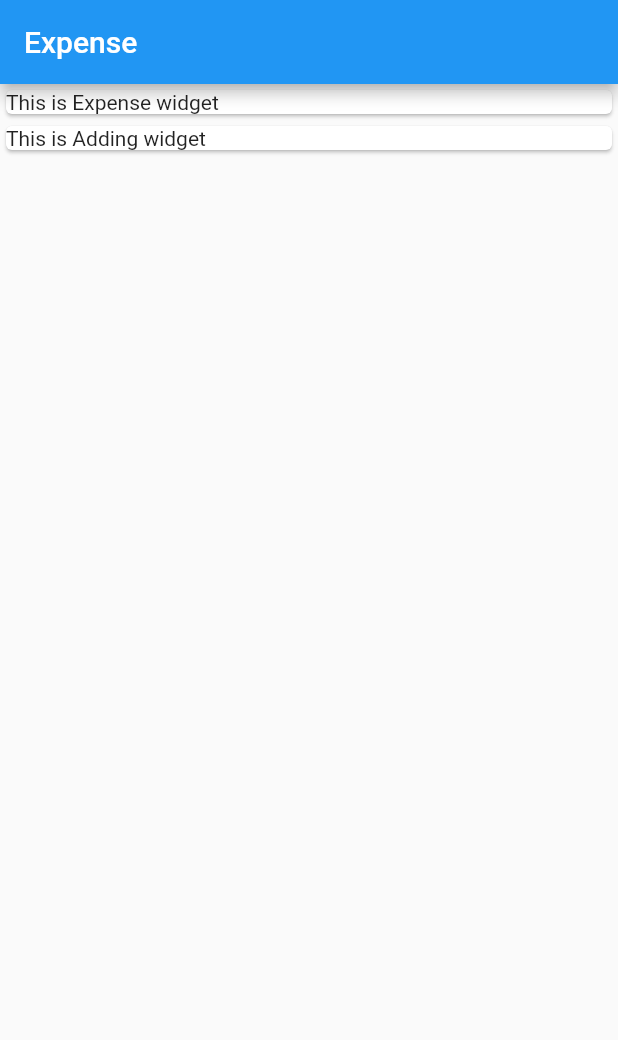
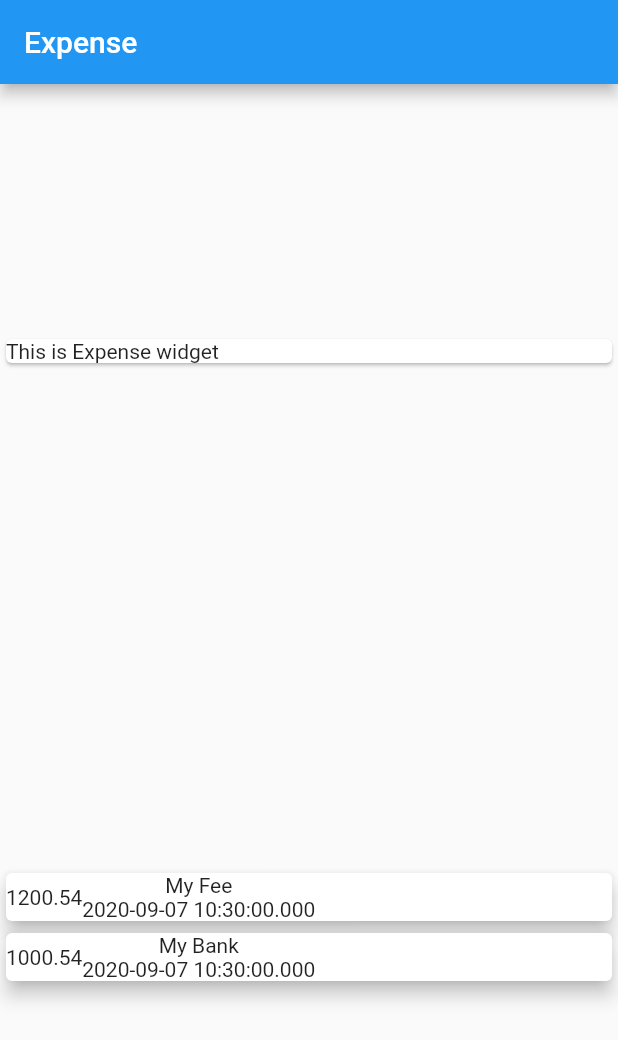
Before and after one commit to aashishtm/expenseflutter, a Flutter app: the screen it shows after launch, on a phone screen of 412 x 824 dp. Shown: the top 1040 px of the screen. Run offline on Flutter 3.47's test engine with Material 2 defaults, Android fonts, the phone set to English and light mode, and no system bars.

Commit message:
Simple layout created

```diff
--- a/lib/main.dart
+++ b/lib/main.dart
@@ -1,3 +1,4 @@
+import './transaction.dart';
 import 'package:flutter/material.dart';
 
 void main() => runApp(MyApp());
@@ -13,6 +14,21 @@ class MyApp extends StatelessWidget {
 }
 
 class MyHomePage extends StatelessWidget {
+
+  final List<Transaction> transactions = [
+    Transaction(
+      id:'T one',
+      title: 'My Fee',
+      amount: 1200.54,
+      date: DateTime.now(),
+    ),
+    Transaction(
+      id:'T two',
+      title: 'My Bank',
+      amount: 1000.54,
+      date: DateTime.now(),
+    ),
+  ];
   @override
   Widget build(BuildContext context) {
     return Scaffold(
@@ -20,6 +36,7 @@ class MyHomePage extends StatelessWidget {
         title: Text('Expense'),
       ),
       body: Column(
+        mainAxisAlignment: MainAxisAlignment.spaceAround,
         children: [
           Container(
             width: double.infinity,
@@ -31,10 +48,35 @@ class MyHomePage extends StatelessWidget {
           ),
           Container(
             width: double.infinity,
-            child: Card(
-              child: Text (
-                'This is Adding widget',
-              ),
+            child: Column(
+              children:transactions.map((tx){
+                return Card(
+                  elevation: 5.0,
+                  child: Row(
+                    children: [
+                      Container(
+                        child: Text(
+                          tx.amount.toString(),
+                        ),
+                      ),
+                      Column(
+                        children: [
+                          Container(
+                            child: Text(
+                              tx.title,
+                            ),
+                          ),
+                          Container(
+                            child: Text(
+                              tx.date.toString(),
+                            ),
+                          ),
+                        ],
+                      ),
+                    ],
+                  )
+                );
+              }).toList(),
             ),
           ),
         ],
--- /dev/null
+++ b/lib/transaction.dart
@@ -0,0 +1,13 @@
+class Transaction {
+  final String id;
+  final String title;
+  final double amount;
+  final DateTime date;
+
+  Transaction({
+   this.id,
+   this.title,
+   this.amount,
+    this.date,
+});
+}
```
